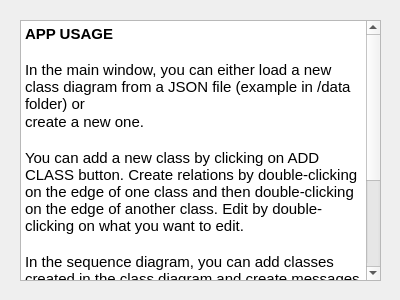
JohnyDevp/CPP_Project, file src/views/infodialog.ui: the form before one commit.
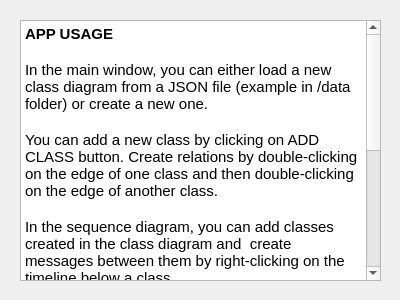
The form after the commit.

Commit message: improving sequenced diagram view design and info

Diff of the .ui file:
```diff
--- a/src/views/infodialog.ui
+++ b/src/views/infodialog.ui
@@ -30,17 +30,21 @@
 &lt;/style&gt;&lt;/head&gt;&lt;body style=&quot; font-family:'Cantarell'; font-size:11pt; font-weight:400; font-style:normal;&quot;&gt;
 &lt;p style=&quot; margin-top:0px; margin-bottom:0px; margin-left:0px; margin-right:0px; -qt-block-indent:0; text-indent:0px;&quot;&gt;&lt;span style=&quot; font-weight:700;&quot;&gt;APP USAGE&lt;/span&gt;&lt;/p&gt;
 &lt;p style=&quot;-qt-paragraph-type:empty; margin-top:0px; margin-bottom:0px; margin-left:0px; margin-right:0px; -qt-block-indent:0; text-indent:0px;&quot;&gt;&lt;br /&gt;&lt;/p&gt;
-&lt;p style=&quot; margin-top:0px; margin-bottom:0px; margin-left:0px; margin-right:0px; -qt-block-indent:0; text-indent:0px;&quot;&gt;In the main window, you can either load a new class diagram from a JSON file (example in /data folder) or&lt;/p&gt;
-&lt;p style=&quot; margin-top:0px; margin-bottom:0px; margin-left:0px; margin-right:0px; -qt-block-indent:0; text-indent:0px;&quot;&gt;create a new one.&lt;/p&gt;
+&lt;p style=&quot; margin-top:0px; margin-bottom:0px; margin-left:0px; margin-right:0px; -qt-block-indent:0; text-indent:0px;&quot;&gt;In the main window, you can either load a new class diagram from a JSON file (example in /data folder) or create a new one.&lt;/p&gt;
 &lt;p style=&quot;-qt-paragraph-type:empty; margin-top:0px; margin-bottom:0px; margin-left:0px; margin-right:0px; -qt-block-indent:0; text-indent:0px;&quot;&gt;&lt;br /&gt;&lt;/p&gt;
-&lt;p style=&quot; margin-top:0px; margin-bottom:0px; margin-left:0px; margin-right:0px; -qt-block-indent:0; text-indent:0px;&quot;&gt;You can add a new class by clicking on ADD CLASS button. Create relations by double-clicking on the edge of one class and then double-clicking on the edge of another class. Edit by double-clicking on what you want to edit.&lt;/p&gt;
+&lt;p style=&quot; margin-top:0px; margin-bottom:0px; margin-left:0px; margin-right:0px; -qt-block-indent:0; text-indent:0px;&quot;&gt;You can add a new class by clicking on ADD CLASS button. Create relations by double-clicking on the edge of one class and then double-clicking on the edge of another class. &lt;/p&gt;
 &lt;p style=&quot;-qt-paragraph-type:empty; margin-top:0px; margin-bottom:0px; margin-left:0px; margin-right:0px; -qt-block-indent:0; text-indent:0px;&quot;&gt;&lt;br /&gt;&lt;/p&gt;
-&lt;p style=&quot; margin-top:0px; margin-bottom:0px; margin-left:0px; margin-right:0px; -qt-block-indent:0; text-indent:0px;&quot;&gt;In the sequence diagram, you can add classes created in the class diagram and create messages between them by right-clicking on the timeline below a class.&lt;/p&gt;
+&lt;p style=&quot; margin-top:0px; margin-bottom:0px; margin-left:0px; margin-right:0px; -qt-block-indent:0; text-indent:0px;&quot;&gt;In the sequence diagram, you can add classes created in the class diagram and  create messages between them by right-clicking on the timeline below a class.&lt;/p&gt;
 &lt;p style=&quot;-qt-paragraph-type:empty; margin-top:0px; margin-bottom:0px; margin-left:0px; margin-right:0px; -qt-block-indent:0; text-indent:0px;&quot;&gt;&lt;br /&gt;&lt;/p&gt;
+&lt;p style=&quot; margin-top:0px; margin-bottom:0px; margin-left:0px; margin-right:0px; -qt-block-indent:0; text-indent:0px;&quot;&gt;Edit by double-clicking on what you want to edit.&lt;/p&gt;
 &lt;p style=&quot;-qt-paragraph-type:empty; margin-top:0px; margin-bottom:0px; margin-left:0px; margin-right:0px; -qt-block-indent:0; text-indent:0px;&quot;&gt;&lt;br /&gt;&lt;/p&gt;
-&lt;p style=&quot; margin-top:0px; margin-bottom:0px; margin-left:0px; margin-right:0px; -qt-block-indent:0; text-indent:0px;&quot;&gt;Close all diagrams by clicking on the CLOSE button.&lt;/p&gt;
+&lt;p style=&quot; margin-top:0px; margin-bottom:0px; margin-left:0px; margin-right:0px; -qt-block-indent:0; text-indent:0px;&quot;&gt;Close all diagrams by clicking on the CLOSE button in the class diagram.&lt;/p&gt;
 &lt;p style=&quot;-qt-paragraph-type:empty; margin-top:0px; margin-bottom:0px; margin-left:0px; margin-right:0px; -qt-block-indent:0; text-indent:0px;&quot;&gt;&lt;br /&gt;&lt;/p&gt;
-&lt;p style=&quot; margin-top:0px; margin-bottom:0px; margin-left:0px; margin-right:0px; -qt-block-indent:0; text-indent:0px;&quot;&gt;APP MADE BY: xzimol04; Jan HOLAN (xholan11)&lt;/p&gt;&lt;/body&gt;&lt;/html&gt;</string>
+&lt;p style=&quot; margin-top:0px; margin-bottom:0px; margin-left:0px; margin-right:0px; -qt-block-indent:0; text-indent:0px;&quot;&gt;Save all by clicking on the SAVE button in the class diagram.&lt;/p&gt;
+&lt;p style=&quot;-qt-paragraph-type:empty; margin-top:0px; margin-bottom:0px; margin-left:0px; margin-right:0px; -qt-block-indent:0; text-indent:0px;&quot;&gt;&lt;br /&gt;&lt;/p&gt;
+&lt;p style=&quot; margin-top:0px; margin-bottom:0px; margin-left:0px; margin-right:0px; -qt-block-indent:0; text-indent:0px;&quot;&gt;You can undo a class of rename and of adding operations and attributes.&lt;/p&gt;
+&lt;p style=&quot;-qt-paragraph-type:empty; margin-top:0px; margin-bottom:0px; margin-left:0px; margin-right:0px; -qt-block-indent:0; text-indent:0px;&quot;&gt;&lt;br /&gt;&lt;/p&gt;
+&lt;p style=&quot; margin-top:0px; margin-bottom:0px; margin-left:0px; margin-right:0px; -qt-block-indent:0; text-indent:0px;&quot;&gt;APP MADE BY:  Jan Zimola (xzimol04); Jan Holáň (xholan11)&lt;/p&gt;&lt;/body&gt;&lt;/html&gt;</string>
    </property>
   </widget>
  </widget>
```
The commit also changes 4 other files.
